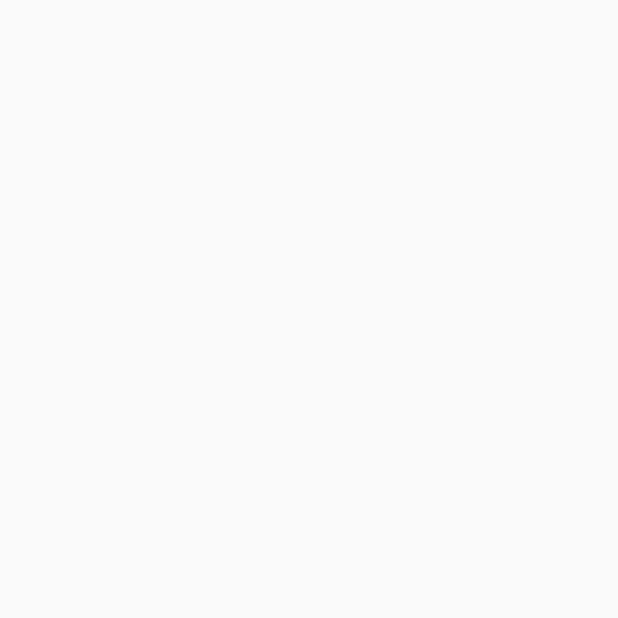
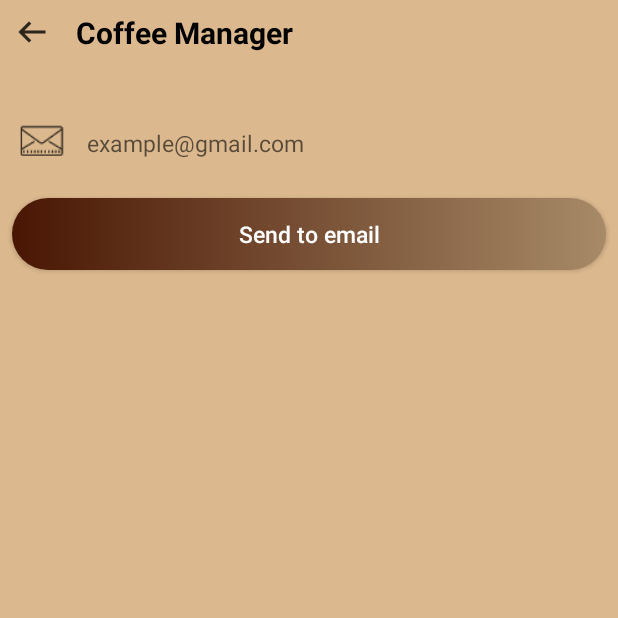
Before and after one commit to doananhtuan22111996/CoffeeManager, an Android app: the ResetPasswordActivity screen opened directly, with no data from a screen before it, on a phone screen of 412 x 824 dp, the top half of it. Before the commit the part shown is empty. Run offline under Robolectric (Android 15) with nearby library versions, the phone set to English and light mode, and no system bars.

Commit message:
reset password ui

```diff
--- a/app/src/main/res/layout/activity_main.xml
+++ b/app/src/main/res/layout/activity_main.xml
@@ -4,7 +4,7 @@
     xmlns:tools="http://schemas.android.com/tools"
     android:layout_width="match_parent"
     android:layout_height="match_parent"
-    android:background="@color/background_login"
+    android:background="@color/background"
     tools:context=".main.MainActivity">
 
     <ImageView
--- a/app/src/main/res/layout/activity_reset_password.xml
+++ b/app/src/main/res/layout/activity_reset_password.xml
@@ -4,6 +4,58 @@
     xmlns:tools="http://schemas.android.com/tools"
     android:layout_width="match_parent"
     android:layout_height="match_parent"
+    android:background="@color/background"
     tools:context=".main.ResetPasswordActivity">
 
+    <include
+        android:id="@+id/tbMain"
+        layout="@layout/layout_toolbar_main"
+        app:layout_constraintLeft_toLeftOf="parent"
+        app:layout_constraintRight_toRightOf="parent"
+        app:layout_constraintTop_toTopOf="parent" />
+
+    <ImageView
+        android:id="@+id/ivEmail"
+        android:layout_width="40dp"
+        android:layout_height="40dp"
+        android:layout_marginStart="8dp"
+        android:layout_marginTop="32dp"
+        android:src="@drawable/ic_email"
+        app:layout_constraintStart_toStartOf="parent"
+        app:layout_constraintTop_toBottomOf="@+id/tbMain" />
+
+    <EditText
+        android:id="@+id/edtEmail"
+        android:layout_width="0dp"
+        android:layout_height="wrap_content"
+        android:layout_marginEnd="8dp"
+        android:layout_marginTop="32dp"
+        android:background="@android:color/transparent"
+        android:hint="@string/hint_email"
+        android:inputType="textEmailAddress"
+        android:maxLines="1"
+        android:padding="10dp"
+        android:textColor="@color/black"
+        android:textSize="15sp"
+        app:layout_constraintEnd_toEndOf="parent"
+        app:layout_constraintStart_toEndOf="@+id/ivEmail"
+        app:layout_constraintTop_toBottomOf="@+id/tbMain" />
+
+    <Button
+        android:id="@+id/btnSendEmail"
+        android:layout_width="0dp"
+        android:layout_height="wrap_content"
+        android:layout_marginEnd="8dp"
+        android:layout_marginStart="8dp"
+        android:layout_marginTop="16dp"
+        android:background="@drawable/btn_background_shape"
+        android:text="@string/text_send_to_email"
+        android:textAllCaps="false"
+        android:textColor="@color/white"
+        android:textSize="15sp"
+        app:layout_constraintEnd_toEndOf="parent"
+        app:layout_constraintStart_toStartOf="parent"
+        app:layout_constraintTop_toBottomOf="@+id/edtEmail" />
+
+
 </android.support.constraint.ConstraintLayout>
--- a/app/src/main/res/layout/fragment_sign_in.xml
+++ b/app/src/main/res/layout/fragment_sign_in.xml
@@ -4,7 +4,7 @@
     xmlns:tools="http://schemas.android.com/tools"
     android:layout_width="match_parent"
     android:layout_height="match_parent"
-    android:background="@color/background_login"
+    android:background="@color/background"
     tools:context=".main.fragment.SignInFragment">
 
     <LinearLayout
--- a/app/src/main/res/layout/fragment_sign_up.xml
+++ b/app/src/main/res/layout/fragment_sign_up.xml
@@ -4,7 +4,7 @@
     xmlns:tools="http://schemas.android.com/tools"
     android:layout_width="match_parent"
     android:layout_height="match_parent"
-    android:background="@color/background_login"
+    android:background="@color/background"
     tools:context=".main.fragment.SignUpFragment">
 
             <LinearLayout
--- /dev/null
+++ b/app/src/main/res/layout/layout_toolbar_main.xml
@@ -0,0 +1,32 @@
+<?xml version="1.0" encoding="utf-8"?>
+<android.support.constraint.ConstraintLayout xmlns:android="http://schemas.android.com/apk/res/android"
+    xmlns:app="http://schemas.android.com/apk/res-auto"
+    xmlns:tools="http://schemas.android.com/tools"
+    android:layout_width="match_parent"
+    android:background="@color/background"
+    android:layout_height="wrap_content">
+
+    <ImageView
+        android:id="@+id/ivBack"
+        android:layout_width="0dp"
+        android:layout_height="wrap_content"
+        android:padding="5dp"
+        android:src="@drawable/ic_back"
+        app:layout_constraintBottom_toBottomOf="parent"
+        app:layout_constraintStart_toStartOf="parent"
+        app:layout_constraintTop_toTopOf="parent" />
+
+    <TextView
+        android:id="@+id/tvTitle"
+        android:layout_width="0dp"
+        android:layout_height="wrap_content"
+        android:layout_marginStart="8dp"
+        android:text="@string/title_coffee_manager"
+        android:textColor="@color/black"
+        android:textSize="20sp"
+        android:textStyle="bold"
+        app:layout_constraintBottom_toBottomOf="parent"
+        app:layout_constraintEnd_toEndOf="parent"
+        app:layout_constraintStart_toEndOf="@+id/ivBack"
+        app:layout_constraintTop_toTopOf="parent" />
+</android.support.constraint.ConstraintLayout>
--- a/app/src/main/res/values/colors.xml
+++ b/app/src/main/res/values/colors.xml
@@ -5,7 +5,7 @@
     <color name="colorAccent">#FF4081</color>
     <color name="orange">#f47917</color>
     <color name="pink">#f52056</color>
-    <color name="background_login">#dbb88e</color>
+    <color name="background">#dbb88e</color>
     <color name="black">#000000</color>
     <color name="hint">#FF7F7D7D</color>
     <color name="white">#ffffff</color>
--- a/app/src/main/res/values/strings.xml
+++ b/app/src/main/res/values/strings.xml
@@ -6,4 +6,6 @@
     <string name="text_sign_up">Sign up</string>
     <string name="text_reset_password">Reset password</string>
     <string name="text_confirm_password">confirm password</string>
+    <string name="title_coffee_manager">Coffee Manager</string>
+    <string name="text_send_to_email">Send to email</string>
 </resources>
--- a/app/src/main/res/values/styles.xml
+++ b/app/src/main/res/values/styles.xml
@@ -4,7 +4,7 @@
     <style name="AppTheme" parent="Theme.AppCompat.Light.NoActionBar">
         <!-- Customize your theme here. -->
         <item name="colorPrimary">@color/colorPrimary</item>
-        <item name="colorPrimaryDark">@color/background_login</item>
+        <item name="colorPrimaryDark">@color/background</item>
         <item name="colorAccent">@color/colorAccent</item>
     </style>
 
```
Also changed, not shown: app/src/main/res/drawable-hdpi/ic_back.png (added), app/src/main/res/drawable-mdpi/ic_back.png (added), app/src/main/res/drawable-xhdpi/ic_back.png (added), app/src/main/res/drawable-xxhdpi/ic_back.png (added).
